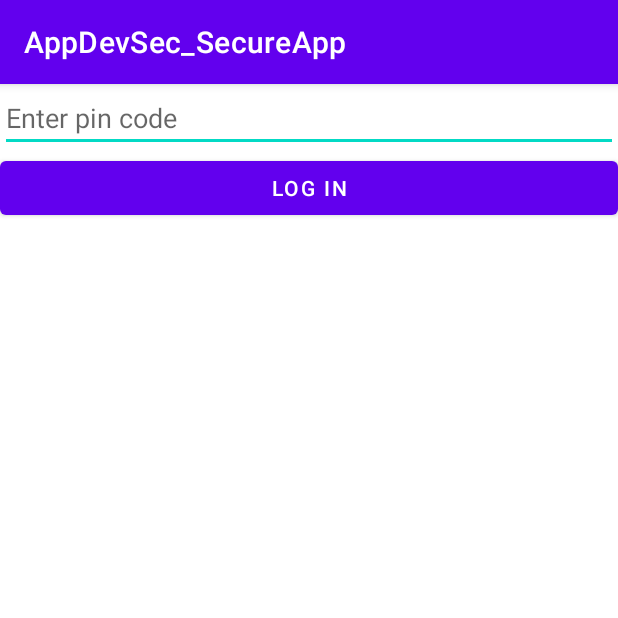
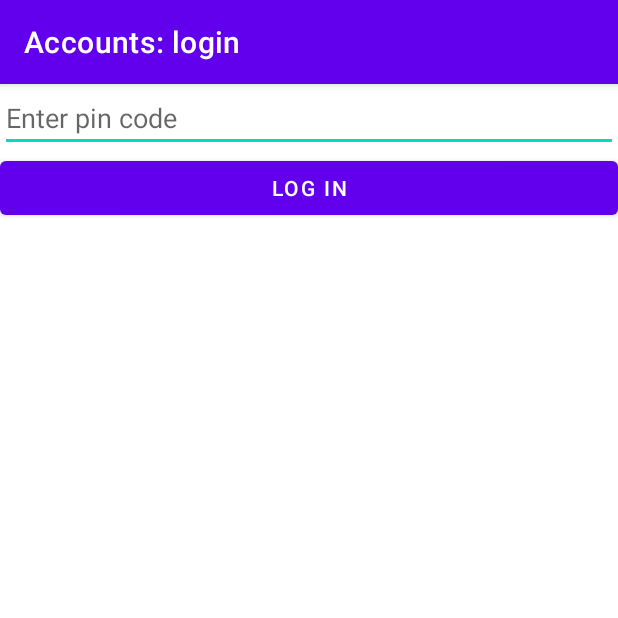
Before and after one commit to Xisabla/M1_devsec_SA, an Android app: the screen it shows after launch (LoginActivity), on a phone screen of 412 x 824 dp, the top half of it. Run offline under Robolectric (Android 15) with nearby library versions, the phone set to English and light mode, and no system bars.

Commit message:
change login activity title

```diff
--- a/app/src/main/java/io/github/xisabla/appdevsec_secureapp/LoginActivity.kt
+++ b/app/src/main/java/io/github/xisabla/appdevsec_secureapp/LoginActivity.kt
@@ -18,6 +18,8 @@ class LoginActivity : AppCompatActivity() {
     override fun onCreate(savedInstanceState: Bundle?) {
         super.onCreate(savedInstanceState)
         setContentView(R.layout.activity_login)
+
+        title = "Accounts: login"
     }
 
     /**
```
